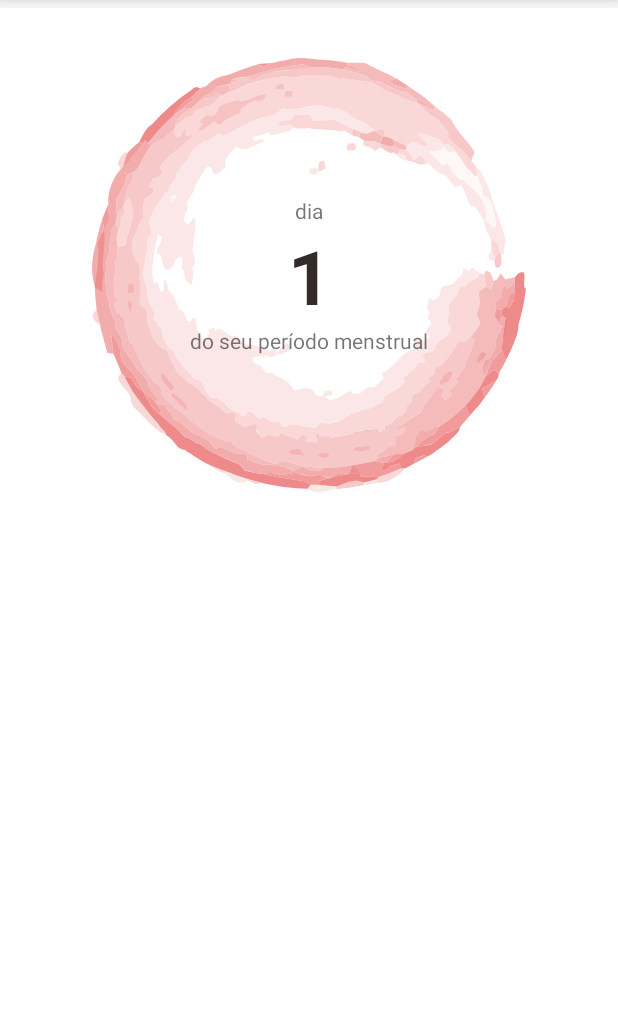
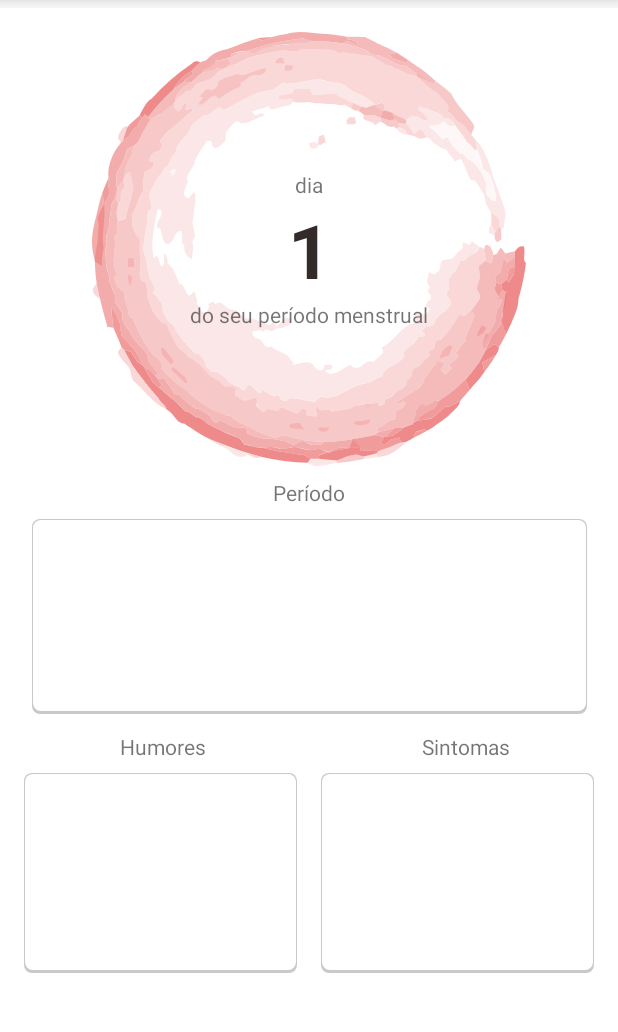
Before and after one commit to MyllaGraciani/Aima, an Android app: the screen it shows after launch once a user with an empty profile is signed in (MainActivity), on a phone screen of 412 x 824 dp, the part 84-1116 px from its top. Run offline under Robolectric (Android 15) with nearby library versions, the phone set to English and light mode, and no system bars; our stand-ins replace Firebase (no records; nobody signed in at launch, a user with empty details on screens opened directly); libraries missing offline, so code that uses them is left out: com.ittianyu.bottomnavigationviewex; plain views replace BottomNavigationViewEx; 2 statements that could not run were skipped.

Commit message:
Feito ajustes nos ids dos conteúdos, adicionado strings, removido fragment_anotacoes.xml, fragment_humores.xml e suas classes.

```diff
--- a/app/src/main/java/com/ai/app/aima/fragment/IdeiasFragment.java
+++ b/app/src/main/java/com/ai/app/aima/fragment/IdeiasFragment.java
@@ -32,7 +32,7 @@ public class IdeiasFragment extends Fragment {
         // Inflate the layout for this fragment
         View view = inflater.inflate(R.layout.fragment_ideias, container, false);
 
-        btnSintomas = view.findViewById(R.id.btnSintomas);
+        btnSintomas = view.findViewById(R.id.ia_btnSintomas);
 
         btnSintomas.setOnClickListener(v -> {
             Intent i = new Intent(getActivity(), Sintomas_Activity.class);
--- a/app/src/main/res/layout/fragment_home.xml
+++ b/app/src/main/res/layout/fragment_home.xml
@@ -9,52 +9,121 @@
     android:orientation="vertical"
     tools:context=".fragment.HomeFragment">
 
+    <RelativeLayout
+        android:id="@+id/hm_boardSintomas"
+        android:layout_width="182dp"
+        android:layout_height="133dp"
+        android:layout_marginTop="8dp"
+        android:background="@drawable/card_white"
+        app:layout_constraintBottom_toBottomOf="parent"
+        app:layout_constraintEnd_toEndOf="parent"
+        app:layout_constraintHorizontal_bias="0.5"
+        app:layout_constraintStart_toEndOf="@+id/hm_boardHumor"
+        app:layout_constraintTop_toBottomOf="@+id/hm_txtSintomas"
+        app:layout_constraintVertical_bias="0.0" />
+
+    <RelativeLayout
+        android:id="@+id/hm_boardHumor"
+        android:layout_width="182dp"
+        android:layout_height="133dp"
+        android:layout_marginTop="8dp"
+        android:background="@drawable/card_white"
+        app:layout_constraintBottom_toBottomOf="parent"
+        app:layout_constraintEnd_toStartOf="@+id/hm_boardSintomas"
+        app:layout_constraintHorizontal_bias="0.5"
+        app:layout_constraintStart_toStartOf="parent"
+        app:layout_constraintTop_toBottomOf="@+id/hm_txtHumores"
+        app:layout_constraintVertical_bias="0.0" />
+
+    <TextView
+        android:id="@+id/hm_txtHumores"
+        android:layout_width="wrap_content"
+        android:layout_height="wrap_content"
+        android:layout_marginTop="12dp"
+        android:text="@string/txtHumores"
+        app:layout_constraintEnd_toStartOf="@+id/hm_txtSintomas"
+        app:layout_constraintHorizontal_bias="0.356"
+        app:layout_constraintStart_toStartOf="parent"
+        app:layout_constraintTop_toBottomOf="@+id/hm_boardPeriodo" />
+
+    <TextView
+        android:id="@+id/hm_txtSintomas"
+        android:layout_width="wrap_content"
+        android:layout_height="wrap_content"
+        android:layout_marginTop="12dp"
+        android:layout_marginEnd="72dp"
+        android:text="@string/txtSintomas"
+        app:layout_constraintEnd_toEndOf="parent"
+        app:layout_constraintTop_toBottomOf="@+id/hm_boardPeriodo" />
+
+    <RelativeLayout
+        android:id="@+id/hm_boardPeriodo"
+        android:layout_width="370dp"
+        android:layout_height="130dp"
+        android:layout_marginTop="8dp"
+        android:background="@drawable/card_white"
+        app:layout_constraintEnd_toEndOf="parent"
+        app:layout_constraintStart_toStartOf="parent"
+        app:layout_constraintTop_toBottomOf="@+id/hm_txtPeriod">
+
+    </RelativeLayout>
+
     <ImageView
-        android:id="@+id/imageView"
+        android:id="@+id/hm_bgRosa"
         android:layout_width="332dp"
         android:layout_height="289dp"
+        android:layout_marginTop="16dp"
+        android:contentDescription="@string/bg_rosa"
         android:src="@drawable/bg_ciclo"
-        app:layout_constraintBottom_toBottomOf="parent"
         app:layout_constraintEnd_toEndOf="parent"
         app:layout_constraintHorizontal_bias="0.496"
         app:layout_constraintStart_toStartOf="parent"
-        app:layout_constraintTop_toTopOf="parent"
-        app:layout_constraintVertical_bias="0.08" />
+        app:layout_constraintTop_toTopOf="parent" />
 
     <TextView
-        android:id="@+id/periodDia"
+        android:id="@+id/hm_periodDia"
         android:layout_width="wrap_content"
         android:layout_height="wrap_content"
-        android:text="1"
+        android:text="@string/txtDiaPeriodo"
         android:textColor="@color/am_black"
         android:textSize="50sp"
         android:textStyle="bold"
-        app:layout_constraintBottom_toBottomOf="@+id/imageView"
-        app:layout_constraintEnd_toEndOf="@+id/imageView"
-        app:layout_constraintStart_toStartOf="@+id/imageView"
-        app:layout_constraintTop_toTopOf="@+id/imageView" />
+        app:layout_constraintBottom_toBottomOf="@+id/hm_bgRosa"
+        app:layout_constraintEnd_toEndOf="@+id/hm_bgRosa"
+        app:layout_constraintStart_toStartOf="@+id/hm_bgRosa"
+        app:layout_constraintTop_toTopOf="@+id/hm_bgRosa" />
 
     <TextView
-        android:id="@+id/txtDia"
+        android:id="@+id/hm_txtDia"
         android:layout_width="wrap_content"
         android:layout_height="wrap_content"
-        android:text="dia"
-        app:layout_constraintBottom_toTopOf="@+id/periodDia"
-        app:layout_constraintEnd_toEndOf="@+id/imageView"
+        android:text="@string/txtDia"
+        app:layout_constraintBottom_toTopOf="@+id/hm_periodDia"
+        app:layout_constraintEnd_toEndOf="@+id/hm_bgRosa"
         app:layout_constraintHorizontal_bias="0.501"
-        app:layout_constraintStart_toStartOf="@+id/imageView"
-        app:layout_constraintTop_toTopOf="@+id/imageView"
+        app:layout_constraintStart_toStartOf="@+id/hm_bgRosa"
+        app:layout_constraintTop_toTopOf="@+id/hm_bgRosa"
         app:layout_constraintVertical_bias="1.0" />
 
     <TextView
         android:id="@+id/txtPeriod"
         android:layout_width="wrap_content"
         android:layout_height="wrap_content"
-        android:text="do seu período menstrual"
-        app:layout_constraintBottom_toBottomOf="@+id/imageView"
-        app:layout_constraintEnd_toEndOf="@+id/imageView"
-        app:layout_constraintStart_toStartOf="@+id/imageView"
-        app:layout_constraintTop_toBottomOf="@+id/periodDia"
+        android:text="@string/txtPeriodoFluxo"
+        app:layout_constraintBottom_toBottomOf="@+id/hm_bgRosa"
+        app:layout_constraintEnd_toEndOf="@+id/hm_bgRosa"
+        app:layout_constraintStart_toStartOf="@+id/hm_bgRosa"
+        app:layout_constraintTop_toBottomOf="@+id/hm_periodDia"
         app:layout_constraintVertical_bias="0.0" />
 
+    <TextView
+        android:id="@+id/hm_txtPeriod"
+        android:layout_width="wrap_content"
+        android:layout_height="wrap_content"
+        android:layout_marginTop="8dp"
+        android:text="@string/txtPeriodo"
+        app:layout_constraintEnd_toEndOf="parent"
+        app:layout_constraintStart_toStartOf="parent"
+        app:layout_constraintTop_toBottomOf="@+id/hm_bgRosa" />
+
 </androidx.constraintlayout.widget.ConstraintLayout>
```
Also changed, not shown: app/src/main/java/com/ai/app/aima/fragment/AnotacoesFragment.java (deleted, +0 -66 lines), app/src/main/java/com/ai/app/aima/fragment/HumoresFragment.java (deleted, +0 -66 lines), app/src/main/java/com/ai/app/aima/fragment/PerfilFragment.java (+0 -14 lines), app/src/main/res/layout/fragment_anotacoes.xml (deleted, +0 -14 lines), app/src/main/res/layout/fragment_ciclo.xml (+49 -49 lines), app/src/main/res/layout/fragment_humores.xml (deleted, +0 -15 lines), app/src/main/res/layout/fragment_ideias.xml (+36 -36 lines), app/src/main/res/layout/fragment_notes.xml (+10 -10 lines), app/src/main/res/layout/fragment_perfil.xml (+34 -32 lines), app/src/main/res/values/strings.xml (+30 -5 lines).
